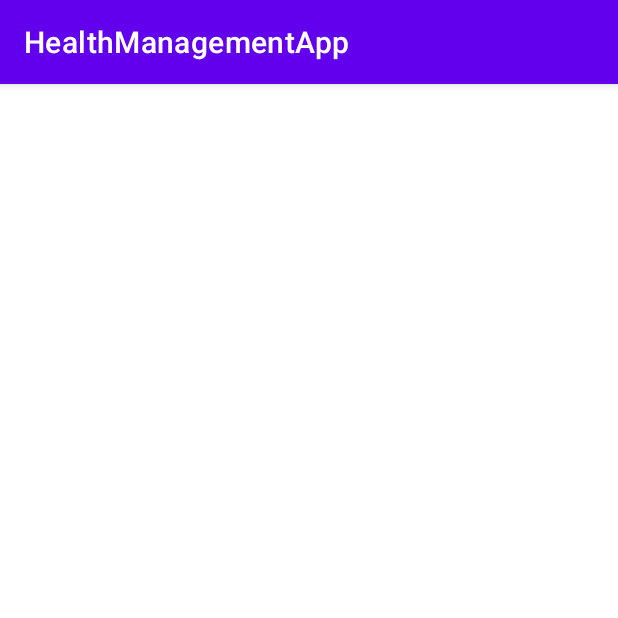
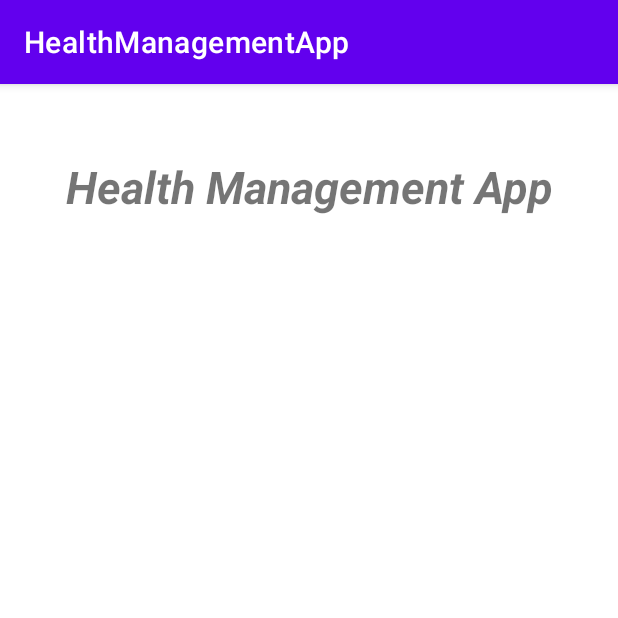
Before and after one commit to sakship2604/ConnectDoctorsApplication, an Android app: the screen it shows after launch (MainActivity), on a phone screen of 412 x 824 dp, the top half of it. Run offline under Robolectric (Android 15) with nearby library versions, the phone set to English and light mode, and no system bars.

Commit message:
Title Added.

```diff
--- a/app/src/main/res/layout/activity_main.xml
+++ b/app/src/main/res/layout/activity_main.xml
@@ -4,4 +4,18 @@
     xmlns:tools="http://schemas.android.com/tools"
     android:layout_width="match_parent"
     android:layout_height="match_parent"
-    tools:context=".MainActivity"/>
+    tools:context=".MainActivity">
+
+    <TextView
+        android:id="@+id/textView"
+        android:layout_width="wrap_content"
+        android:layout_height="wrap_content"
+        android:layout_marginTop="48dp"
+        android:text="Health Management App"
+        android:textColorHint="#000000"
+        android:textSize="30sp"
+        android:textStyle="bold|italic"
+        app:layout_constraintEnd_toEndOf="parent"
+        app:layout_constraintStart_toStartOf="parent"
+        app:layout_constraintTop_toTopOf="parent" />
+</androidx.constraintlayout.widget.ConstraintLayout>
```
